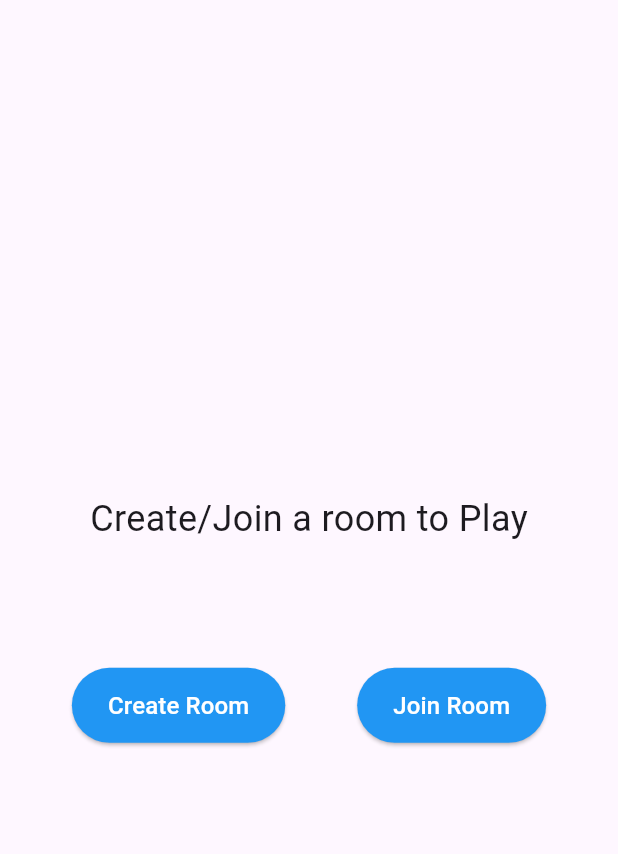
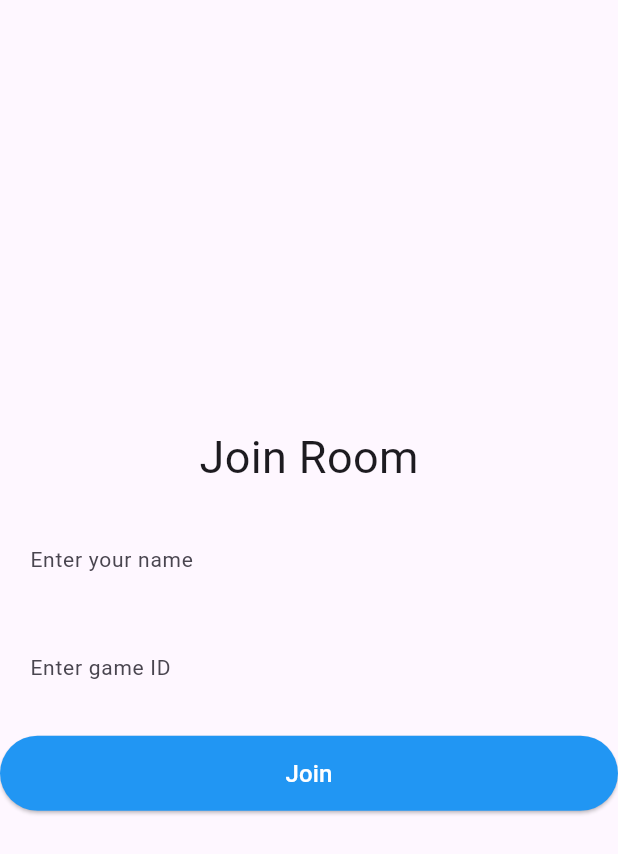
Before and after one commit to SatyamIT86/Type-Racer-Game, a Flutter app: the screen it shows after launch, after a tap on "Join Room", on a phone screen of 412 x 824 dp. Shown: the top 854 px of the screen. Run offline on Flutter 3.47's test engine with Material 3 defaults, Android fonts, the light colour scheme and no system bars.

Commit message:
designing home screen create screen and join scereen

```diff
--- a/lib/main.dart
+++ b/lib/main.dart
@@ -1,5 +1,7 @@
 import 'package:flutter/material.dart';
+import 'package:typeracer_game/screens/create_room_screen.dart';
 import 'package:typeracer_game/screens/home_screen.dart';
+import 'package:typeracer_game/screens/join_room_screen.dart';
 
 void main() {
   runApp(const MyApp());
@@ -12,9 +14,15 @@ class MyApp extends StatelessWidget {
   @override
   Widget build(BuildContext context) {
     return MaterialApp(
+      debugShowCheckedModeBanner: false,
       title: 'Typeracer Game',
       theme: ThemeData(primarySwatch: Colors.blue),
-      home: const HomeScreen(),
+      initialRoute: '/',
+      routes: {
+        '/': (context) => const HomeScreen(),
+        '/create-room': (context) => const CreateRoomScreen(),
+        '/join-room': (context) => const JoinRoomScreen(),
+      },
     );
   }
 }
--- a/lib/screens/home_screen.dart
+++ b/lib/screens/home_screen.dart
@@ -9,6 +9,8 @@ class HomeScreen extends StatelessWidget {
     final size = MediaQuery.of(context).size;
     return Scaffold(
       body: Center(
+        child: ConstrainedBox(
+          constraints: const BoxConstraints(maxWidth: 600),
           child: Column(
             mainAxisAlignment: MainAxisAlignment.center,
             children: [
@@ -20,13 +22,25 @@ class HomeScreen extends StatelessWidget {
               Row(
                 mainAxisAlignment: MainAxisAlignment.spaceEvenly,
                 children: [
-                CustomButton(text: 'Create Room', onTap: () {}, isHome: true),
-                CustomButton(text: 'Join Room', onTap: () {}, isHome: true),
+                  CustomButton(
+                    text: 'Create Room',
+                    onTap: () => Navigator.pushNamed(context, '/create-room'),
+                    isHome: true,
+                  ),
+                  CustomButton(
+                    text: 'Join Room',
+                    onTap: () {
+                      print('JOIN ROOM CLICKED');
+                      Navigator.pushNamed(context, '/join-room');
+                    },
+                    isHome: true,
+                  ),
                 ],
               ),
             ],
           ),
         ),
+      ),
     );
   }
 }
--- /dev/null
+++ b/lib/screens/join_room_screen.dart
@@ -0,0 +1,57 @@
+import 'package:flutter/material.dart';
+import 'package:typeracer_game/widgets/custom_buttom.dart';
+import 'package:typeracer_game/widgets/custom_text_field.dart';
+
+class JoinRoomScreen extends StatefulWidget {
+  const JoinRoomScreen({super.key});
+
+  @override
+  State<JoinRoomScreen> createState() => _JoinRoomScreenState();
+}
+
+class _JoinRoomScreenState extends State<JoinRoomScreen> {
+  final _nameController = TextEditingController();
+  final _gameIdController = TextEditingController();
+
+  void dispose() {
+    super.dispose();
+    _nameController.dispose();
+    _gameIdController.dispose();
+  }
+
+  @override
+  Widget build(BuildContext context) {
+    final size = MediaQuery.of(context).size;
+
+    return Scaffold(
+      body: Center(
+        child: ConstrainedBox(
+          constraints: const BoxConstraints(maxWidth: 600),
+          child: Column(
+            mainAxisAlignment: MainAxisAlignment.center,
+            children: [
+              const Text("Join Room", style: TextStyle(fontSize: 30)),
+              const SizedBox(height: 20),
+              CustomTextField(
+                controller: _nameController,
+                hinttext: "Enter your name",
+              ),
+              const SizedBox(height: 20),
+              CustomTextField(
+                controller: _gameIdController,
+                hinttext: "Enter game ID",
+              ),
+              const SizedBox(height: 20),
+              CustomButton(
+                text: "Join",
+                onTap: () {
+                  print("Join Room Clicked");
+                },
+              ),
+            ],
+          ),
+        ),
+      ),
+    );
+  }
+}
--- a/lib/widgets/custom_buttom.dart
+++ b/lib/widgets/custom_buttom.dart
@@ -4,27 +4,27 @@ class CustomButton extends StatelessWidget {
   final String text;
   final VoidCallback onTap;
   final bool isHome;
-
   const CustomButton({
-    super.key,
+    Key? key,
     required this.text,
     required this.onTap,
-    required this.isHome,
-  });
+    this.isHome = false,
+  }) : super(key: key);
 
   @override
   Widget build(BuildContext context) {
     final width = MediaQuery.of(context).size.width;
+
     return ElevatedButton(
       onPressed: onTap,
-      style: ElevatedButton.styleFrom(
-        minimumSize: Size(!isHome ? width : width / 5, 50),
-        backgroundColor: isHome ? Colors.blue : Colors.green,
-      ),
       child: Text(
         text,
         style: const TextStyle(fontSize: 16, color: Colors.white),
       ),
+      style: ElevatedButton.styleFrom(
+        minimumSize: Size(!isHome ? width : width / 5, 50),
+        backgroundColor: Colors.blue,
+      ),
     );
   }
 }
--- /dev/null
+++ b/lib/widgets/custom_text_field.dart
@@ -0,0 +1,35 @@
+import 'package:flutter/material.dart';
+
+class CustomTextField extends StatelessWidget {
+  final TextEditingController controller;
+  final String hinttext;
+  const CustomTextField({
+    super.key,
+    required this.controller,
+    required this.hinttext,
+  });
+
+  @override
+  Widget build(BuildContext context) {
+    return TextField(
+      controller: controller,
+      decoration: InputDecoration(
+        border: OutlineInputBorder(
+          borderRadius: BorderRadius.circular(8),
+          borderSide: const BorderSide(color: Colors.transparent),
+        ),
+        enabledBorder: OutlineInputBorder(
+          borderRadius: BorderRadius.circular(8),
+          borderSide: const BorderSide(color: Colors.transparent),
+        ),
+        contentPadding: const EdgeInsets.symmetric(
+          horizontal: 16,
+          vertical: 14,
+        ),
+        fillColor: const Color(0xFFF5F5FA),
+        hintText: hinttext,
+        hintStyle: const TextStyle(fontSize: 14, fontWeight: FontWeight.w400),
+      ),
+    );
+  }
+}
```
Also changed, not shown: lib/screens/create_room_screen.dart (added, +54 -0 lines). Lines whose indentation alone changed are shown as unchanged.
